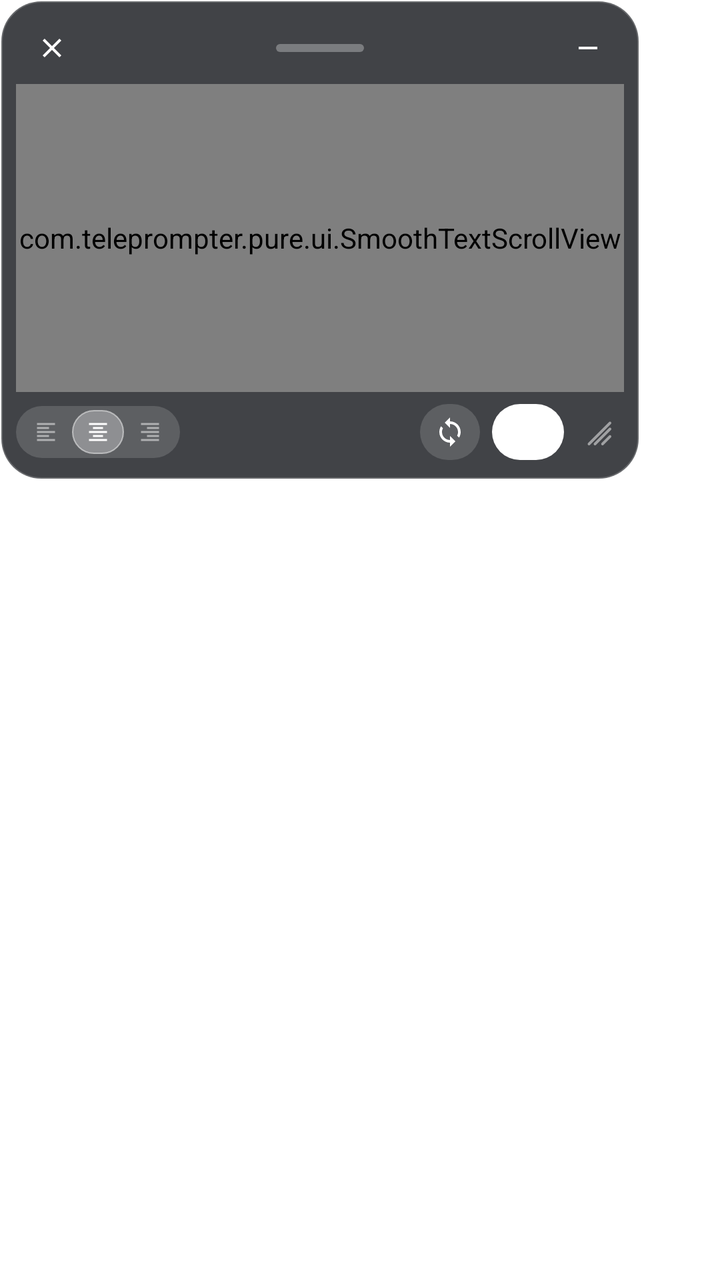
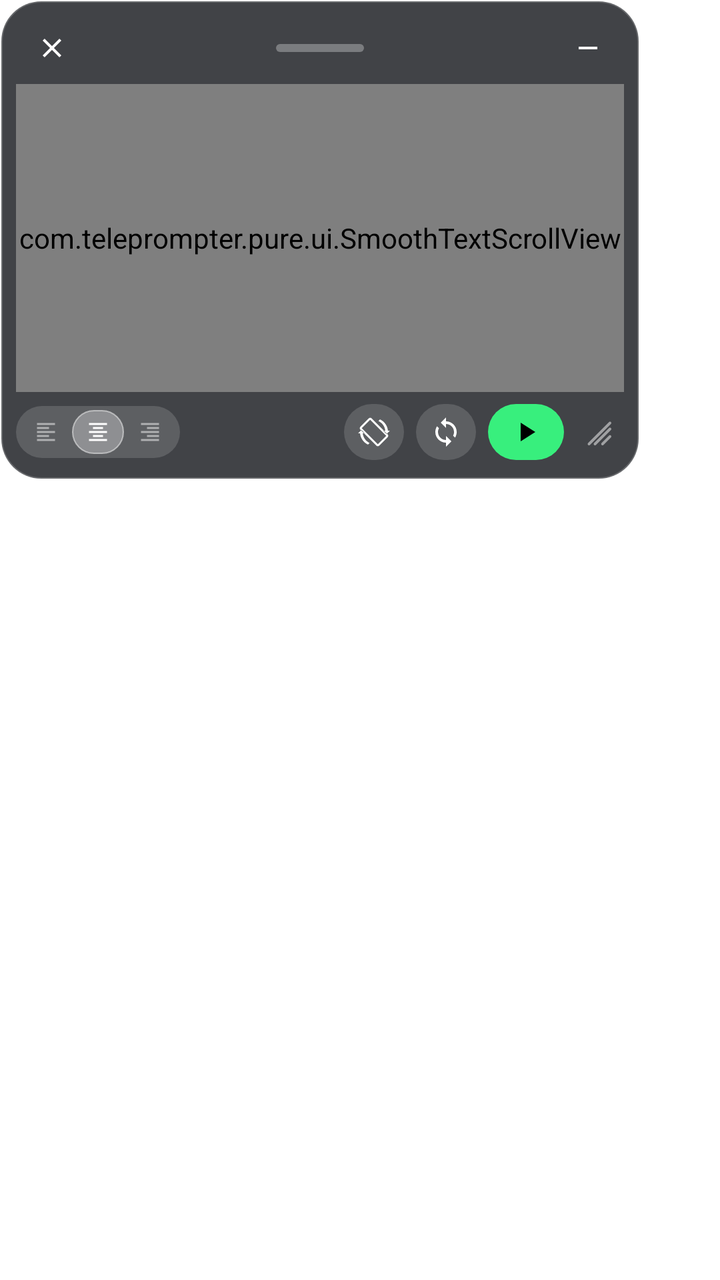

Before-and-after screenshots of an Android layout around one commit, followed by the original layout XML and the change that was made.
<!-- AndroidManifest.xml: application theme Theme.TeleprompterPure -->
<!-- res/layout/float_window_modern.xml -->
<?xml version="1.0" encoding="utf-8"?>
<FrameLayout 
    xmlns:android="http://schemas.android.com/apk/res/android"
    xmlns:app="http://schemas.android.com/apk/res-auto"
    android:id="@+id/float_root"
    android:layout_width="wrap_content"
    android:layout_height="wrap_content">

    
    <androidx.constraintlayout.widget.ConstraintLayout
        android:id="@+id/prompter_card_container"
        android:layout_width="320dp"
        android:layout_height="240dp"
        android:background="@drawable/bg_modern_prompter_glass"
        android:padding="8dp">

        
        <LinearLayout
            android:id="@+id/header_drag_area"
            android:layout_width="0dp"
            android:layout_height="32dp"
            android:gravity="center_vertical"
            android:orientation="horizontal"
            android:paddingStart="4dp"
            android:paddingEnd="4dp"
            app:layout_constraintStart_toStartOf="parent"
            app:layout_constraintEnd_toEndOf="parent"
            app:layout_constraintTop_toTopOf="parent">

            
            <ImageView
                android:id="@+id/btn_close"
                android:layout_width="28dp"
                android:layout_height="28dp"
                android:padding="6dp"
                android:src="@drawable/ic_close"
                android:background="?android:attr/selectableItemBackgroundBorderless"
                android:contentDescription="退出" />

            
            <LinearLayout
                android:id="@+id/drag_handle_touch_wrapper"
                android:layout_width="0dp"
                android:layout_height="match_parent"
                android:layout_weight="1"
                android:gravity="center"
                android:orientation="horizontal">

                <View
                    android:id="@+id/drag_handle_pill"
                    android:layout_width="44dp"
                    android:layout_height="4dp"
                    android:background="@drawable/bg_drag_handle_pill" />
            </LinearLayout>

            
            <ImageView
                android:id="@+id/btn_minimize"
                android:layout_width="28dp"
                android:layout_height="28dp"
                android:padding="6dp"
                android:src="@drawable/ic_minimize"
                android:background="?android:attr/selectableItemBackgroundBorderless"
                android:contentDescription="最小化收起" />
        </LinearLayout>

        
        <View
            android:id="@+id/focal_line"
            android:layout_width="0dp"
            android:layout_height="1dp"
            android:background="#3338EF7D"
            app:layout_constraintStart_toStartOf="parent"
            app:layout_constraintEnd_toEndOf="parent"
            app:layout_constraintTop_toTopOf="@id/text_scroll_view"
            app:layout_constraintBottom_toBottomOf="@id/text_scroll_view" />

        
        <com.teleprompter.pure.ui.SmoothTextScrollView
            android:id="@+id/text_scroll_view"
            android:layout_width="0dp"
            android:layout_height="0dp"
            android:layout_marginTop="2dp"
            android:layout_marginBottom="4dp"
            app:layout_constraintTop_toBottomOf="@id/header_drag_area"
            app:layout_constraintBottom_toTopOf="@id/bottom_control_bar"
            app:layout_constraintStart_toStartOf="parent"
            app:layout_constraintEnd_toEndOf="parent" />

        
        <TextView
            android:id="@+id/tv_countdown_overlay"
            android:layout_width="wrap_content"
            android:layout_height="wrap_content"
            android:textSize="56sp"
            android:textColor="#38EF7D"
            android:textStyle="bold"
            android:visibility="gone"
            app:layout_constraintTop_toTopOf="@id/text_scroll_view"
            app:layout_constraintBottom_toBottomOf="@id/text_scroll_view"
            app:layout_constraintStart_toStartOf="parent"
            app:layout_constraintEnd_toEndOf="parent" />

        
        <LinearLayout
            android:id="@+id/bottom_control_bar"
            android:layout_width="0dp"
            android:layout_height="32dp"
            android:gravity="center_vertical"
            android:orientation="horizontal"
            app:layout_constraintBottom_toBottomOf="parent"
            app:layout_constraintStart_toStartOf="parent"
            app:layout_constraintEnd_toEndOf="parent">

            
            <LinearLayout
                android:id="@+id/layout_align_toggle"
                android:layout_width="wrap_content"
                android:layout_height="26dp"
                android:background="@drawable/bg_segmented_capsule"
                android:gravity="center_vertical"
                android:orientation="horizontal"
                android:padding="2dp">

                <ImageView
                    android:id="@+id/tab_align_left"
                    android:layout_width="26dp"
                    android:layout_height="match_parent"
                    android:padding="5dp"
                    android:src="@drawable/ic_format_align_left"
                    app:tint="#80FFFFFF"
                    android:contentDescription="左对齐" />

                <ImageView
                    android:id="@+id/tab_align_center"
                    android:layout_width="26dp"
                    android:layout_height="match_parent"
                    android:background="@drawable/bg_segment_active_pill"
                    android:padding="5dp"
                    android:src="@drawable/ic_format_align_center"
                    app:tint="#FFFFFF"
                    android:contentDescription="居中对齐" />

                <ImageView
                    android:id="@+id/tab_align_right"
                    android:layout_width="26dp"
                    android:layout_height="match_parent"
                    android:padding="5dp"
                    android:src="@drawable/ic_format_align_right"
                    app:tint="#80FFFFFF"
                    android:contentDescription="右对齐" />
            </LinearLayout>

            
            <View
                android:layout_width="0dp"
                android:layout_height="1dp"
                android:layout_weight="1" />

            
            <ImageView
                android:id="@+id/btn_reset"
                android:layout_width="30dp"
                android:layout_height="28dp"
                android:layout_marginEnd="6dp"
                android:background="@drawable/bg_segmented_capsule"
                android:padding="6dp"
                android:src="@drawable/ic_reset"
                android:contentDescription="回到首句" />

            
            <ImageView
                android:id="@+id/btn_play_pause"
                android:layout_width="36dp"
                android:layout_height="28dp"
                android:background="@drawable/bg_btn_accent_pill"
                android:padding="6dp"
                android:src="@drawable/ic_play"
                android:contentDescription="播放与暂停" />

            
            <ImageView
                android:id="@+id/btn_scale_corner"
                android:layout_width="26dp"
                android:layout_height="26dp"
                android:layout_marginStart="4dp"
                android:padding="4dp"
                android:src="@drawable/ic_scale_corner"
                android:contentDescription="拖拽拉伸窗口尺寸" />
        </LinearLayout>
    </androidx.constraintlayout.widget.ConstraintLayout>

    
    <LinearLayout
        android:id="@+id/float_ball_container"
        android:layout_width="48dp"
        android:layout_height="48dp"
        android:background="@drawable/bg_float_ball"
        android:gravity="center"
        android:orientation="vertical"
        android:visibility="gone">

        <ImageView
            android:layout_width="26dp"
            android:layout_height="26dp"
            android:src="@drawable/ic_float_ball"
            android:contentDescription="展开悬浮提词器" />
    </LinearLayout>

</FrameLayout>
<!-- resources referenced by this layout -->
<resources>
  <!-- drawable bg_btn_accent_pill (drawable) -->
  <?xml version="1.0" encoding="utf-8"?>
  <shape xmlns:android="http://schemas.android.com/apk/res/android"
      android:shape="rectangle">
      <solid android:color="#FFFFFF" />
      <corners android:radius="17dp" />
  </shape>
  <!-- drawable bg_drag_handle_pill (drawable) -->
  <?xml version="1.0" encoding="utf-8"?>
  <shape xmlns:android="http://schemas.android.com/apk/res/android"
      android:shape="rectangle">
      <corners android:radius="2dp" />
      <solid android:color="#4DFFFFFF" />
  </shape>
  <!-- drawable bg_float_ball (drawable) -->
  <?xml version="1.0" encoding="utf-8"?>
  <shape xmlns:android="http://schemas.android.com/apk/res/android"
      android:shape="oval">
      <solid android:color="#E612141A" />
      <stroke
          android:width="1.5dp"
          android:color="#4D38EF7D" />
      <size
          android:width="48dp"
          android:height="48dp" />
  </shape>
  <!-- drawable bg_modern_prompter_glass (drawable) -->
  <?xml version="1.0" encoding="utf-8"?>
  <shape xmlns:android="http://schemas.android.com/apk/res/android"
      android:shape="rectangle">
      
      <solid android:color="#CC12141A" />
      <corners android:radius="20dp" />
      
      <stroke
          android:width="1.2dp"
          android:color="#33FFFFFF" />
  </shape>
  <!-- drawable bg_segment_active_pill (drawable) -->
  <?xml version="1.0" encoding="utf-8"?>
  <shape xmlns:android="http://schemas.android.com/apk/res/android"
      android:shape="rectangle">
      <solid android:color="#4DFFFFFF" />
      <corners android:radius="13dp" />
      <stroke
          android:width="0.8dp"
          android:color="#80FFFFFF" />
  </shape>
  <!-- drawable bg_segmented_capsule (drawable) -->
  <?xml version="1.0" encoding="utf-8"?>
  <shape xmlns:android="http://schemas.android.com/apk/res/android"
      android:shape="rectangle">
      <solid android:color="#26FFFFFF" />
      <corners android:radius="15dp" />
  </shape>
  <!-- drawable ic_minimize (drawable) -->
  <?xml version="1.0" encoding="utf-8"?>
  <vector xmlns:android="http://schemas.android.com/apk/res/android"
      android:width="24dp"
      android:height="24dp"
      android:viewportWidth="24"
      android:viewportHeight="24">
      <path
          android:fillColor="#FFFFFFFF"
          android:pathData="M19,13H5v-2h14v2z" />
  </vector>
  <!-- drawable ic_play (drawable) -->
  <vector xmlns:android="http://schemas.android.com/apk/res/android"
      android:width="24dp"
      android:height="24dp"
      android:viewportWidth="24"
      android:viewportHeight="24">
    <path
        android:fillColor="#FFFFFFFF"
        android:pathData="M8,5v14l11,-7z"/>
  </vector>
  <style name="Theme.TeleprompterPure" parent="Theme.MaterialComponents.DayNight.NoActionBar">
          <item name="colorPrimary">#38EF7D</item>
          <item name="colorPrimaryVariant">#2CD66C</item>
          <item name="colorOnPrimary">#000000</item>
          <item name="android:statusBarColor">#0F1015</item>
          <item name="android:navigationBarColor">#0F1015</item>
      </style>
  <!-- unchanged entries left out for length: 7 -->
</resources>

<!-- the commit's change to res/layout/float_window_modern.xml (unified diff, before → after) -->
@@ -159,6 +159,18 @@
 
             
             <ImageView
+                android:id="@+id/btn_rotate"
+                android:layout_width="30dp"
+                android:layout_height="28dp"
+                android:layout_marginEnd="6dp"
+                android:background="@drawable/bg_segmented_capsule"
+                android:padding="6dp"
+                android:src="@drawable/ic_rotate"
+                app:tint="#FFFFFF"
+                android:contentDescription="旋转提示词视窗" />
+
+            
+            <ImageView
                 android:id="@+id/btn_reset"
                 android:layout_width="30dp"
                 android:layout_height="28dp"
@@ -166,16 +178,19 @@
                 android:background="@drawable/bg_segmented_capsule"
                 android:padding="6dp"
                 android:src="@drawable/ic_reset"
+                app:tint="#FFFFFF"
                 android:contentDescription="回到首句" />
 
             
             <ImageView
                 android:id="@+id/btn_play_pause"
-                android:layout_width="36dp"
+                android:layout_width="38dp"
                 android:layout_height="28dp"
                 android:background="@drawable/bg_btn_accent_pill"
                 android:padding="6dp"
                 android:src="@drawable/ic_play"
+                android:tint="#000000"
+                app:tint="#000000"
                 android:contentDescription="播放与暂停" />
 
             
<!-- resource entries referenced after the edit -->
@@ -4,7 +4,7 @@
   <?xml version="1.0" encoding="utf-8"?>
   <shape xmlns:android="http://schemas.android.com/apk/res/android"
       android:shape="rectangle">
-      <solid android:color="#FFFFFF" />
+      <solid android:color="#38EF7D" />
       <corners android:radius="17dp" />
   </shape>
   <!-- drawable bg_drag_handle_pill (drawable) -->
@@ -73,8 +73,18 @@
       android:viewportWidth="24"
       android:viewportHeight="24">
     <path
-        android:fillColor="#FFFFFFFF"
+        android:fillColor="#000000"
         android:pathData="M8,5v14l11,-7z"/>
+  </vector>
+  <!-- drawable ic_rotate (drawable) -->
+  <vector xmlns:android="http://schemas.android.com/apk/res/android"
+      android:width="24dp"
+      android:height="24dp"
+      android:viewportWidth="24"
+      android:viewportHeight="24">
+      <path
+          android:fillColor="#FFFFFFFF"
+          android:pathData="M16.48,2.52c3.27,1.55 5.61,4.72 5.97,8.48h1.5l-2.48,2.48L19,11h1.45c-0.34,-3.21 -2.34,-5.92 -5.17,-7.23l1.2,-1.25zM7.52,21.48c-3.27,-1.55 -5.61,-4.72 -5.97,-8.48H0.05l2.48,-2.48L5,13H3.55c0.34,3.21 2.34,5.92 5.17,7.23l-1.2,1.25zM10.23,1.75c-0.59,-0.59 -1.54,-0.59 -2.12,0L1.75,8.11c-0.59,0.59 -0.59,1.54 0,2.12l12.02,12.02c0.59,0.59 1.54,0.59 2.12,0l6.36,-6.36c0.59,-0.59 0.59,-1.54 0,-2.12L10.23,1.75zM14.83,21.19L2.81,9.17l6.36,-6.36l12.02,12.02l-6.36,6.36z" />
   </vector>
   <style name="Theme.TeleprompterPure" parent="Theme.MaterialComponents.DayNight.NoActionBar">
           <item name="colorPrimary">#38EF7D</item>
